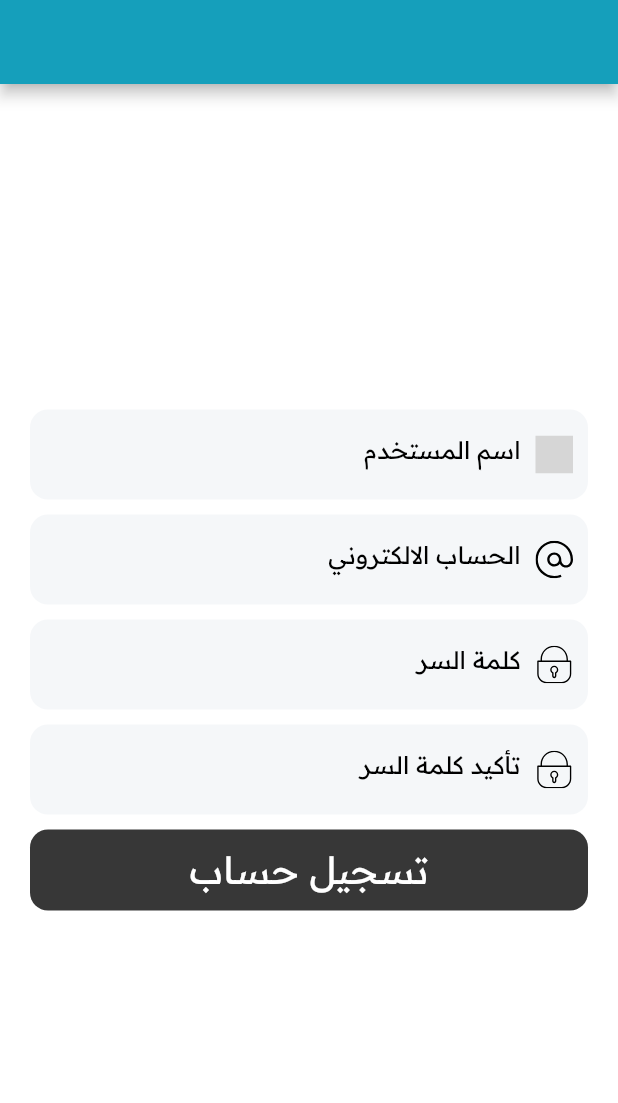
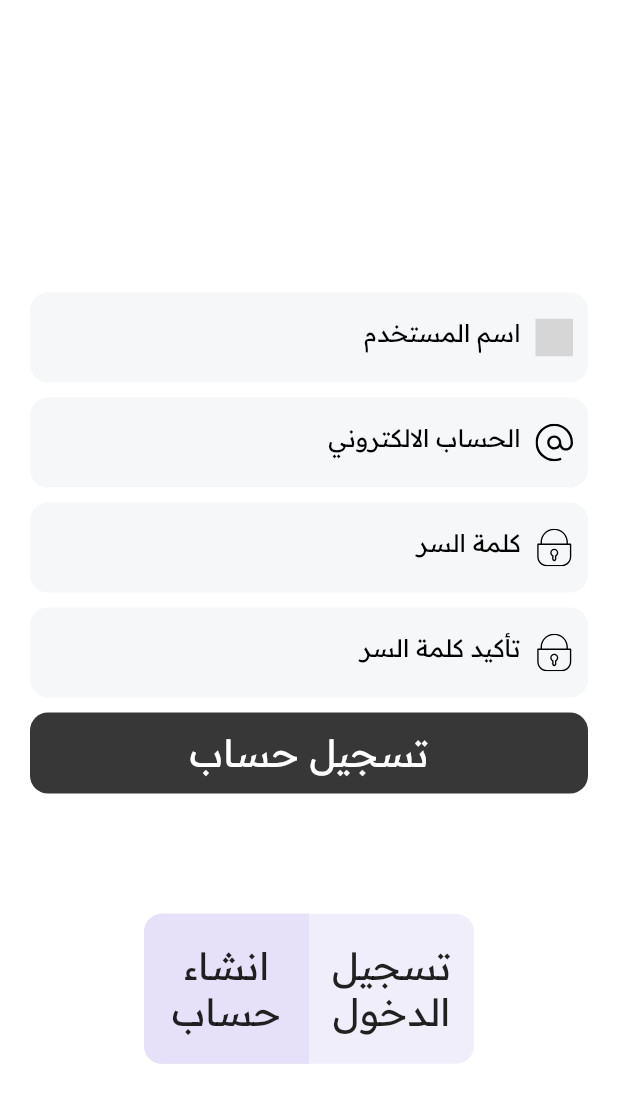
Before and after one commit to Saif-Alhaider/taxi_baghdad, a Flutter app: the screen it shows after launch, on a phone screen of 412 x 824 dp. Shown: the top 1103 px of the screen. Run offline on Flutter 3.47's test engine with Material 2 defaults, Android fonts, the phone set to English and light mode, and no system bars; our stand-ins replace connectivity_plus, firebase_auth, firebase_core, firebase_database, flutter_svg, google_fonts and 1 more; accounts and stored records are empty; grey boxes are pictures that could not be loaded.

Commit message:
working on double button

```diff
--- a/lib/main.dart
+++ b/lib/main.dart
@@ -4,8 +4,7 @@ import 'package:flutter/material.dart';
 import 'package:firebase_core/firebase_core.dart';
 import 'package:taxi_baghdad/firebase_options.dart';
 import 'package:taxi_baghdad/themes/MyThemes.dart';
-import 'package:taxi_baghdad/view/sign_screen/signin/signin_screen.dart';
-import 'package:taxi_baghdad/view/sign_screen/signup/signup_screen.dart';
+import 'package:taxi_baghdad/view/Authentication/authentication_view.dart';
 
 // Change to false to use live database instance.
 const USE_DATABASE_EMULATOR = false;
@@ -58,7 +57,7 @@ class _MyAppState extends State<MyApp> {
       themeMode: ThemeMode.system,
       darkTheme: MyThemes.darkTheme,
       theme: MyThemes.lightTheme,
-      home: SignUp(),
+      home: AuthenticationView(),
     );
   }
 }
--- /dev/null
+++ b/lib/view/Authentication/authentication_view.dart
@@ -0,0 +1,28 @@
+import 'package:flutter/material.dart';
+import 'package:taxi_baghdad/view/Authentication/signin/signin_screen.dart';
+import 'package:taxi_baghdad/view/Authentication/signup/signup_screen.dart';
+import 'package:taxi_baghdad/view/widgets/buttons/double_button.dart';
+
+class AuthenticationView extends StatelessWidget {
+  const AuthenticationView({super.key});
+  static final List<Widget> pages = [
+    SignUp(),Signin()
+  ];
+  @override
+  Widget build(BuildContext context) {
+    return Scaffold(
+      body: Column(
+        mainAxisAlignment: MainAxisAlignment.center,
+        children: [
+          SizedBox(
+            height: MediaQuery.of(context).size.height * 0.6,
+            child: PageView.builder(itemCount: pages.length,itemBuilder: (context, index) {
+            return pages[index];
+    },),
+          ),
+    DoubleButton()
+        ],
+      ),
+    );
+  }
+}
--- a/lib/view/sign_screen/signin/signin_screen.dart
+++ b/lib/view/Authentication/signin/signin_screen.dart
@@ -11,9 +11,7 @@ class Signin extends StatelessWidget {
       TextEditingController();
   @override
   Widget build(BuildContext context) {
-    return Scaffold(
-      appBar: AppBar(title: Text("signin")),
-      body: SizedBox(
+    return SizedBox(
         width: MediaQuery.of(context).size.width,
         child: Padding(
           padding: const EdgeInsets.symmetric(horizontal: 20),
@@ -60,7 +58,6 @@ class Signin extends StatelessWidget {
             ),
           ),
         ),
-      ),
-    );
+      );
   }
 }
--- a/lib/view/sign_screen/signup/signup_screen.dart
+++ b/lib/view/Authentication/signup/signup_screen.dart
@@ -3,9 +3,11 @@ import 'package:firebase_auth/firebase_auth.dart';
 import 'package:flutter/material.dart';
 import 'package:taxi_baghdad/controller/Authentication/register.dart';
 
+import '../../widgets/buttons/button.dart';
 import '../../widgets/space_widget.dart';
-import '../../widgets/button.dart';
 import '../../widgets/text_field.dart';
+
+
 
 class SignUp extends StatelessWidget {
   const SignUp({super.key});
@@ -21,9 +23,7 @@ class SignUp extends StatelessWidget {
   static final FirebaseAuth _auth = FirebaseAuth.instance;
   @override
   Widget build(BuildContext context) {
-    return Scaffold(
-      appBar: AppBar(),
-      body: SizedBox(
+    return SizedBox(
         width: double.maxFinite,
         child: Padding(
           padding: const EdgeInsets.symmetric(horizontal: 20),
@@ -121,7 +121,6 @@ class SignUp extends StatelessWidget {
             ),
           ),
         ),
-      ),
-    );
+      );
   }
 }
--- /dev/null
+++ b/lib/view/widgets/buttons/double_button.dart
@@ -0,0 +1,99 @@
+import 'package:flutter/material.dart';
+import 'package:taxi_baghdad/view/widgets/space_widget.dart';
+
+class DoubleButton extends StatefulWidget {
+  const DoubleButton({super.key});
+
+  @override
+  State<DoubleButton> createState() => _DoubleButtonState();
+}
+
+class _DoubleButtonState extends State<DoubleButton> {
+  static bool active_button = true;
+  @override
+  Widget build(BuildContext context) {
+    return Container(
+      height: 100,
+      width: 220,
+      child: Stack(
+        children: [
+          AnimatedContainer(
+            duration: const Duration(milliseconds: 150),
+            curve: Curves.easeIn,
+            height: 100,
+            width: 220 / 2,
+            margin: EdgeInsets.only(
+              left: !active_button ? 220 / 2 : 0,
+            ),
+            decoration: BoxDecoration(
+              borderRadius: active_button
+                  ? const BorderRadius.only(
+                      topLeft: Radius.circular(12),
+                      bottomLeft: Radius.circular(12))
+                  : const BorderRadius.only(
+                      topRight: Radius.circular(12),
+                      bottomRight: Radius.circular(12)),
+              color: const Color.fromARGB(255, 230, 224, 248),
+            ),
+          ),
+          Row(
+            children: [
+              // signup button
+              Expanded(
+                child: GestureDetector(
+                  onTap: () {
+                    active_button = true;
+                    setState(() {});
+                  },
+                  child: Container(
+                    decoration: const BoxDecoration(
+                      borderRadius: BorderRadius.only(
+                          topLeft: Radius.circular(12),
+                          bottomLeft: Radius.circular(12)),
+                      color: Color(0x8EE6E0F8),
+                    ),
+                    height: double.maxFinite,
+                    child: const Center(
+                        child: Text(
+                      textAlign: TextAlign.center,
+                      "انشاء حساب",
+                      style: TextStyle(fontSize: 25),
+                    )),
+                  ),
+                ),
+              ),
+              // signin button
+              Expanded(
+                child: GestureDetector(
+                  onTap: () {
+                    active_button = false;
+                    setState(() {});
+                  },
+                  child: Container(
+                    decoration: const BoxDecoration(
+                      borderRadius: BorderRadius.only(
+                          topRight: Radius.circular(12),
+                          bottomRight: Radius.circular(12)),
+                      color: Color(0x8EE6E0F8),
+                    ),
+                    height: double.maxFinite,
+                    child: const Center(
+                        child: Text(
+                      textAlign: TextAlign.center,
+                      "تسجيل الدخول",
+                      style: TextStyle(fontSize: 25),
+                    )),
+                  ),
+                ),
+              )
+            ],
+          ),
+        ],
+      ),
+    );
+  }
+}
+
+
+// Color(0x8EE6E0F8)
+// Color(0xffE6E0F8)
```
Also changed, not shown: lib/view/widgets/buttons/button.dart (renamed from lib/view/widgets/button.dart).
